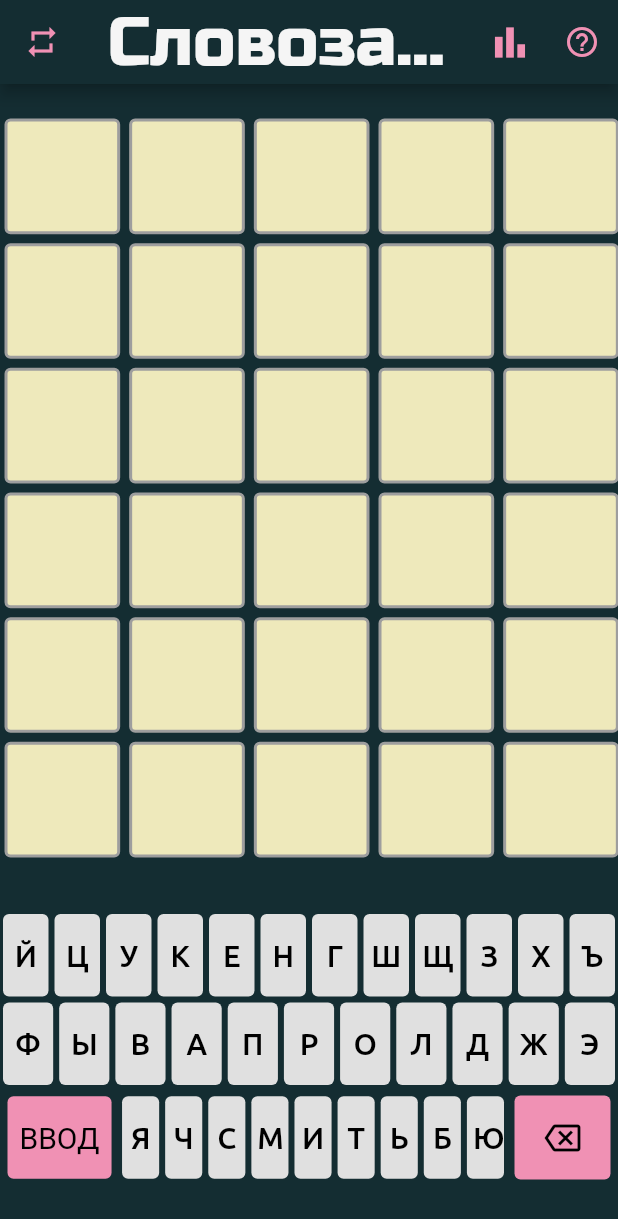
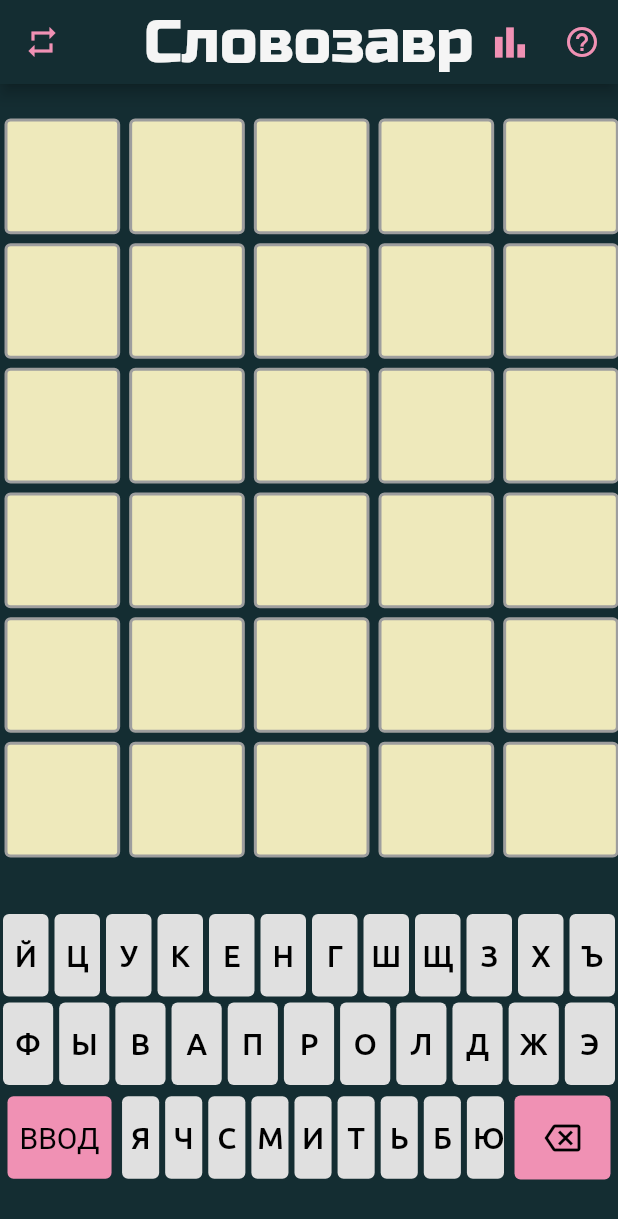
Before and after one commit to pocketdial/slovozavr_flutter, a Flutter app: the screen it shows after launch, after a tap on the "bar chart" icon, on a phone screen of 412 x 824 dp. Shown: the top 1219 px of the screen. Run offline on Flutter 3.47's test engine with Material 2 defaults, Android fonts, the light colour scheme and no system bars; our stand-ins replace equatable, firebase_analytics, firebase_core, flutter_bloc, get_it, shared_preferences and 2 more; missing offline and left inert: firebase_analytics_web, firebase_core_web, shared_preferences_web; accounts and stored records are empty.

Commit message:
add firebase analytics

```diff
--- a/lib/feature/domain/game.dart
+++ b/lib/feature/domain/game.dart
@@ -10,8 +10,8 @@ import 'package:slovozavr_flutter/feature/presentation/widgets/rules_widget.dart
 int wordCount = 0;
 int letterCount = -1;
 bool isGameStarted = true;
-//String secretWord = Words().getRandomWord();
-String secretWord = 'ШАПКА';
+String secretWord = Words().getRandomWord();
+//String secretWord = 'ШАПКА';
 Map<String, int> map = {};
 
 void wordIncrement() {
--- a/lib/feature/presentation/widgets/app_bar_widget.dart
+++ b/lib/feature/presentation/widgets/app_bar_widget.dart
@@ -12,7 +12,7 @@ class AppBarWidget {
       centerTitle: true,
       titleTextStyle: TextStyle(
         color: AppColors.appBarText,
-        fontSize: 45,
+        fontSize: 40,
         //fontWeight: FontWeight.bold,
         fontFamily: 'RussoOne',
       ),
--- a/lib/feature/presentation/widgets/rules_widget.dart
+++ b/lib/feature/presentation/widgets/rules_widget.dart
@@ -22,18 +22,19 @@ class RulesDialog extends StatelessWidget {
         children: <Widget>[
           const Text('Угадайте загаданное слово с шести попыток.'),
           const SizedBox(
-            height: 15,
+            height: 10,
           ),
           const Text(
               'После каждой попытки цвет букв будет меняться, чтобы показать, какие буквы есть в загаданном слове.'),
           const SizedBox(
-            height: 15,
+            height: 10,
           ),
           Row(
             children: [
-              Container(
-                width: 60.0,
-                height: 60.0,
+              Expanded(
+                child: Container(
+                  width: 50.0,
+                  height: 50.0,
                   margin: const EdgeInsets.all(3.0),
                   padding: const EdgeInsets.all(5.0),
                   decoration: BoxDecoration(
@@ -48,7 +49,7 @@ class RulesDialog extends StatelessWidget {
                     child: Text(
                       'П',
                       style: TextStyle(
-                      fontSize: 40,
+                        fontSize: 35,
                         color: AppColors.frameFontColorOld,
                         fontWeight: FontWeight.bold,
                       ),
@@ -56,9 +57,11 @@ class RulesDialog extends StatelessWidget {
                     ),
                   ),
                 ),
-              Container(
-                width: 60.0,
-                height: 60.0,
+              ),
+              Expanded(
+                child: Container(
+                  width: 50.0,
+                  height: 50.0,
                   margin: const EdgeInsets.all(3.0),
                   padding: const EdgeInsets.all(5.0),
                   decoration: BoxDecoration(
@@ -73,7 +76,7 @@ class RulesDialog extends StatelessWidget {
                     child: Text(
                       'О',
                       style: TextStyle(
-                      fontSize: 40,
+                        fontSize: 35,
                         color: AppColors.frameFontColorNew,
                         fontWeight: FontWeight.bold,
                       ),
@@ -81,9 +84,11 @@ class RulesDialog extends StatelessWidget {
                     ),
                   ),
                 ),
-              Container(
-                width: 60.0,
-                height: 60.0,
+              ),
+              Expanded(
+                child: Container(
+                  width: 50.0,
+                  height: 50.0,
                   margin: const EdgeInsets.all(3.0),
                   padding: const EdgeInsets.all(5.0),
                   decoration: BoxDecoration(
@@ -98,7 +103,7 @@ class RulesDialog extends StatelessWidget {
                     child: Text(
                       'Ч',
                       style: TextStyle(
-                      fontSize: 40,
+                        fontSize: 35,
                         color: AppColors.frameFontColorNew,
                         fontWeight: FontWeight.bold,
                       ),
@@ -106,9 +111,11 @@ class RulesDialog extends StatelessWidget {
                     ),
                   ),
                 ),
-              Container(
-                width: 60.0,
-                height: 60.0,
+              ),
+              Expanded(
+                child: Container(
+                  width: 50.0,
+                  height: 50.0,
                   margin: const EdgeInsets.all(3.0),
                   padding: const EdgeInsets.all(5.0),
                   decoration: BoxDecoration(
@@ -123,7 +130,7 @@ class RulesDialog extends StatelessWidget {
                     child: Text(
                       'T',
                       style: TextStyle(
-                      fontSize: 40,
+                        fontSize: 35,
                         color: AppColors.frameFontColorNew,
                         fontWeight: FontWeight.bold,
                       ),
@@ -131,9 +138,11 @@ class RulesDialog extends StatelessWidget {
                     ),
                   ),
                 ),
-              Container(
-                width: 60.0,
-                height: 60.0,
+              ),
+              Expanded(
+                child: Container(
+                  width: 50.0,
+                  height: 50.0,
                   margin: const EdgeInsets.all(3.0),
                   padding: const EdgeInsets.all(5.0),
                   decoration: BoxDecoration(
@@ -148,7 +157,7 @@ class RulesDialog extends StatelessWidget {
                     child: Text(
                       'А',
                       style: TextStyle(
-                      fontSize: 40,
+                        fontSize: 35,
                         color: AppColors.frameFontColorNew,
                         fontWeight: FontWeight.bold,
                       ),
@@ -156,10 +165,11 @@ class RulesDialog extends StatelessWidget {
                     ),
                   ),
                 ),
+              ),
             ],
           ),
           const SizedBox(
-            height: 15,
+            height: 10,
           ),
           RichText(
             text: const TextSpan(
@@ -178,13 +188,14 @@ class RulesDialog extends StatelessWidget {
             ),
           ),
           const SizedBox(
-            height: 15,
+            height: 10,
           ),
           Row(
             children: [
-              Container(
-                width: 60.0,
-                height: 60.0,
+              Expanded(
+                child: Container(
+                  width: 50.0,
+                  height: 50.0,
                   margin: const EdgeInsets.all(3.0),
                   padding: const EdgeInsets.all(5.0),
                   decoration: BoxDecoration(
@@ -199,7 +210,7 @@ class RulesDialog extends StatelessWidget {
                     child: Text(
                       'В',
                       style: TextStyle(
-                      fontSize: 40,
+                        fontSize: 35,
                         color: AppColors.frameFontColorNew,
                         fontWeight: FontWeight.bold,
                       ),
@@ -207,9 +218,11 @@ class RulesDialog extends StatelessWidget {
                     ),
                   ),
                 ),
-              Container(
-                width: 60.0,
-                height: 60.0,
+              ),
+              Expanded(
+                child: Container(
+                  width: 50.0,
+                  height: 50.0,
                   margin: const EdgeInsets.all(3.0),
                   padding: const EdgeInsets.all(5.0),
                   decoration: BoxDecoration(
@@ -224,7 +237,7 @@ class RulesDialog extends StatelessWidget {
                     child: Text(
                       'А',
                       style: TextStyle(
-                      fontSize: 40,
+                        fontSize: 35,
                         color: AppColors.frameFontColorNew,
                         fontWeight: FontWeight.bold,
                       ),
@@ -232,9 +245,11 @@ class RulesDialog extends StatelessWidget {
                     ),
                   ),
                 ),
-              Container(
-                width: 60.0,
-                height: 60.0,
+              ),
+              Expanded(
+                child: Container(
+                  width: 50.0,
+                  height: 50.0,
                   margin: const EdgeInsets.all(3.0),
                   padding: const EdgeInsets.all(5.0),
                   decoration: BoxDecoration(
@@ -249,7 +264,7 @@ class RulesDialog extends StatelessWidget {
                     child: Text(
                       'Г',
                       style: TextStyle(
-                      fontSize: 40,
+                        fontSize: 35,
                         color: AppColors.frameFontColorOld,
                         fontWeight: FontWeight.bold,
                       ),
@@ -257,9 +272,11 @@ class RulesDialog extends StatelessWidget {
                     ),
                   ),
                 ),
-              Container(
-                width: 60.0,
-                height: 60.0,
+              ),
+              Expanded(
+                child: Container(
+                  width: 50.0,
+                  height: 50.0,
                   margin: const EdgeInsets.all(3.0),
                   padding: const EdgeInsets.all(5.0),
                   decoration: BoxDecoration(
@@ -274,7 +291,7 @@ class RulesDialog extends StatelessWidget {
                     child: Text(
                       'О',
                       style: TextStyle(
-                      fontSize: 40,
+                        fontSize: 35,
                         color: AppColors.frameFontColorNew,
                         fontWeight: FontWeight.bold,
                       ),
@@ -282,9 +299,11 @@ class RulesDialog extends StatelessWidget {
                     ),
                   ),
                 ),
-              Container(
-                width: 60.0,
-                height: 60.0,
+              ),
+              Expanded(
+                child: Container(
+                  width: 50.0,
+                  height: 50.0,
                   margin: const EdgeInsets.all(3.0),
                   padding: const EdgeInsets.all(5.0),
                   decoration: BoxDecoration(
@@ -299,7 +318,7 @@ class RulesDialog extends StatelessWidget {
                     child: Text(
                       'Н',
                       style: TextStyle(
-                      fontSize: 40,
+                        fontSize: 35,
                         color: AppColors.frameFontColorNew,
                         fontWeight: FontWeight.bold,
                       ),
@@ -307,10 +326,11 @@ class RulesDialog extends StatelessWidget {
                     ),
                   ),
                 ),
+              ),
             ],
           ),
           const SizedBox(
-            height: 15,
+            height: 10,
           ),
           RichText(
             text: const TextSpan(
@@ -329,13 +349,14 @@ class RulesDialog extends StatelessWidget {
             ),
           ),
           const SizedBox(
-            height: 15,
+            height: 10,
           ),
           Row(
             children: [
-              Container(
-                width: 60.0,
-                height: 60.0,
+              Expanded(
+                child: Container(
+                  width: 50.0,
+                  height: 50.0,
                   margin: const EdgeInsets.all(3.0),
                   padding: const EdgeInsets.all(5.0),
                   decoration: BoxDecoration(
@@ -350,7 +371,7 @@ class RulesDialog extends StatelessWidget {
                     child: Text(
                       'С',
                       style: TextStyle(
-                      fontSize: 40,
+                        fontSize: 35,
                         color: AppColors.frameFontColorNew,
                         fontWeight: FontWeight.bold,
                       ),
@@ -358,9 +379,11 @@ class RulesDialog extends StatelessWidget {
                     ),
                   ),
                 ),
-              Container(
-                width: 60.0,
-                height: 60.0,
+              ),
+              Expanded(
+                child: Container(
+                  width: 50.0,
+                  height: 50.0,
                   margin: const EdgeInsets.all(3.0),
                   padding: const EdgeInsets.all(5.0),
                   decoration: BoxDecoration(
@@ -375,7 +398,7 @@ class RulesDialog extends StatelessWidget {
                     child: Text(
                       'Т',
                       style: TextStyle(
-                      fontSize: 40,
+                        fontSize: 35,
                         color: AppColors.frameFontColorNew,
                         fontWeight: FontWeight.bold,
                       ),
@@ -383,9 +406,11 @@ class RulesDialog extends StatelessWidget {
                     ),
                   ),
                 ),
-              Container(
-                width: 60.0,
-                height: 60.0,
+              ),
+              Expanded(
+                child: Container(
+                  width: 50.0,
+                  height: 50.0,
                   margin: const EdgeInsets.all(3.0),
                   padding: const EdgeInsets.all(5.0),
                   decoration: BoxDecoration(
@@ -400,7 +425,7 @@ class RulesDialog extends StatelessWidget {
                     child: Text(
                       'Е',
                       style: TextStyle(
-                      fontSize: 40,
+                        fontSize: 35,
                         color: AppColors.frameFontColorNew,
                         fontWeight: FontWeight.bold,
                       ),
@@ -408,9 +433,11 @@ class RulesDialog extends StatelessWidget {
                     ),
                   ),
                 ),
-              Container(
-                width: 60.0,
-                height: 60.0,
+              ),
+              Expanded(
+                child: Container(
+                  width: 50.0,
+                  height: 50.0,
                   margin: const EdgeInsets.all(3.0),
                   padding: const EdgeInsets.all(5.0),
                   decoration: BoxDecoration(
@@ -425,7 +452,7 @@ class RulesDialog extends StatelessWidget {
                     child: Text(
                       'Н',
                       style: TextStyle(
-                      fontSize: 40,
+                        fontSize: 35,
                         color: AppColors.frameFontColorNew,
                         fontWeight: FontWeight.bold,
                       ),
@@ -433,9 +460,11 @@ class RulesDialog extends StatelessWidget {
                     ),
                   ),
                 ),
-              Container(
-                width: 60.0,
-                height: 60.0,
+              ),
+              Expanded(
+                child: Container(
+                  width: 50.0,
+                  height: 50.0,
                   margin: const EdgeInsets.all(3.0),
                   padding: const EdgeInsets.all(5.0),
                   decoration: BoxDecoration(
@@ -450,7 +479,7 @@ class RulesDialog extends StatelessWidget {
                     child: Text(
                       'А',
                       style: TextStyle(
-                      fontSize: 40,
+                        fontSize: 35,
                         color: AppColors.frameFontColorOld,
                         fontWeight: FontWeight.bold,
                       ),
@@ -458,10 +487,11 @@ class RulesDialog extends StatelessWidget {
                     ),
                   ),
                 ),
+              ),
             ],
           ),
           const SizedBox(
-            height: 15,
+            height: 10,
           ),
           RichText(
             text: const TextSpan(
@@ -510,7 +540,7 @@ class RulesDialog extends StatelessWidget {
               ),
               style: ElevatedButton.styleFrom(
                 primary: AppColors.frameColorOk,
-                padding: EdgeInsets.fromLTRB(15, 15, 15, 15),
+                padding: EdgeInsets.fromLTRB(15, 5, 15, 5),
               ),
             ),
           ),
--- a/lib/feature/presentation/widgets/statistics_widget.dart
+++ b/lib/feature/presentation/widgets/statistics_widget.dart
@@ -33,7 +33,7 @@ class _StatisticsDialogState extends State<StatisticsDialog> {
   Widget build(BuildContext context) {
     return AlertDialog(
       backgroundColor: AppColors.alertDialogs,
-      insetPadding: EdgeInsets.symmetric(vertical: 170),
+      insetPadding: EdgeInsets.symmetric(vertical: 120),
       title: Center(
         child: const Text(
           'Статистика игры',
--- a/lib/generated_plugin_registrant.dart
+++ b/lib/generated_plugin_registrant.dart
@@ -6,12 +6,16 @@
 // ignore_for_file: lines_longer_than_80_chars
 // ignore_for_file: depend_on_referenced_packages
 
+import 'package:firebase_analytics_web/firebase_analytics_web.dart';
+import 'package:firebase_core_web/firebase_core_web.dart';
 import 'package:shared_preferences_web/shared_preferences_web.dart';
 
 import 'package:flutter_web_plugins/flutter_web_plugins.dart';
 
 // ignore: public_member_api_docs
 void registerPlugins(Registrar registrar) {
+  FirebaseAnalyticsWeb.registerWith(registrar);
+  FirebaseCoreWeb.registerWith(registrar);
   SharedPreferencesPlugin.registerWith(registrar);
   registrar.registerMessageHandler();
 }
--- a/lib/main.dart
+++ b/lib/main.dart
@@ -4,10 +4,15 @@ import 'package:slovozavr_flutter/feature/domain/models/frame_data.dart';
 import 'package:slovozavr_flutter/feature/domain/models/key_data.dart';
 import 'package:slovozavr_flutter/feature/presentation/pages/game_screen.dart';
 import 'package:slovozavr_flutter/locator_service.dart' as di;
+import 'package:firebase_core/firebase_core.dart';
+import 'firebase_options.dart';
+import 'package:firebase_analytics/firebase_analytics.dart';
 
 void main() async {
   WidgetsFlutterBinding.ensureInitialized();
   await di.init();
+  await Firebase.initializeApp(options: DefaultFirebaseOptions.currentPlatform);
+  FirebaseAnalytics analytics = FirebaseAnalytics.instance;
   runApp(MyApp());
 }
 
--- a/pubspec.yaml
+++ b/pubspec.yaml
@@ -57,6 +57,8 @@ dependencies:
   # chart
   syncfusion_flutter_charts: ^20.2.40
   http:
+  firebase_core: ^1.22.0
+  firebase_analytics: ^9.3.4
 
 dev_dependencies:
   flutter_test:
```
Also changed, not shown: lib/firebase_options.dart (added), 11 other files. Lines whose indentation alone changed are shown as unchanged.
